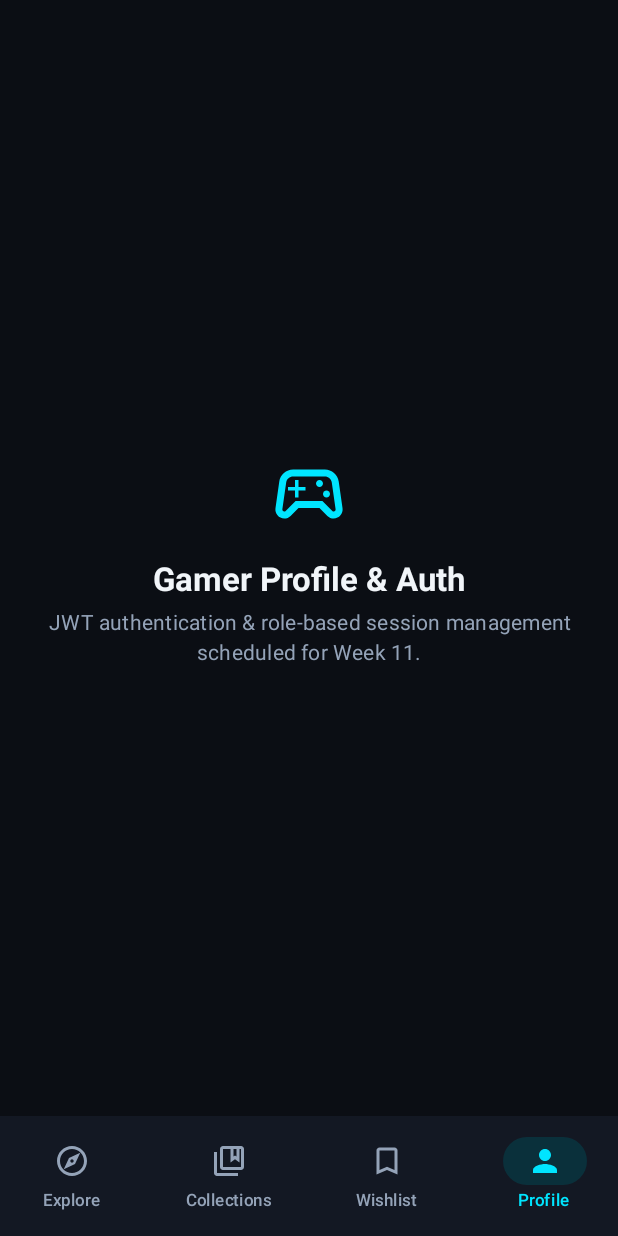
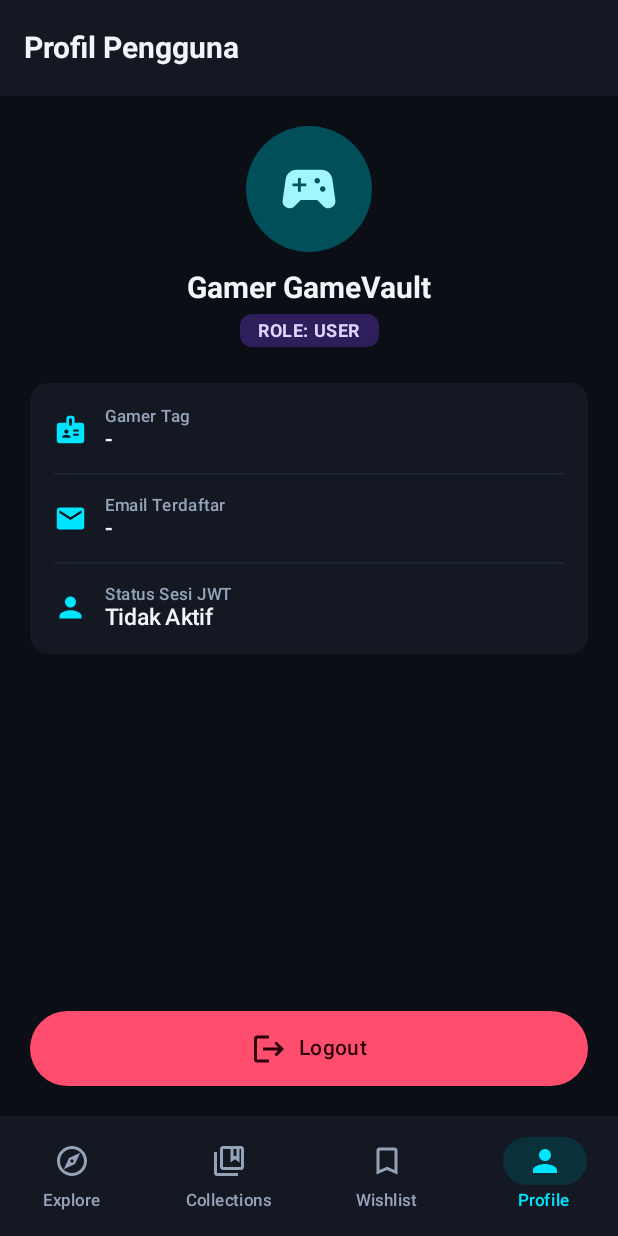
Before and after one commit to MRendraAnanditya212/0212_GameVault, an Android app built with Jetpack Compose: the ProfileScreen screen opened through its navigation route, on a phone screen of 412 x 824 dp. Run offline under Robolectric (Android 15) with nearby library versions, the phone set to English and light mode, and no system bars.

Commit message:
menambah ProfileScreen, integrasi navigasi logout, dan usesCleartextTraffic pada AndroidManifest

```diff
--- a/app/src/main/AndroidManifest.xml
+++ b/app/src/main/AndroidManifest.xml
@@ -7,6 +7,7 @@
     <uses-permission android:name="android.permission.ACCESS_NETWORK_STATE" />
 
     <application
+        android:usesCleartextTraffic="true"
         android:allowBackup="true"
         android:dataExtractionRules="@xml/data_extraction_rules"
         android:fullBackupContent="@xml/backup_rules"
--- a/app/src/main/java/com/example/gamevault/ui/navigation/GameVaultNavGraph.kt
+++ b/app/src/main/java/com/example/gamevault/ui/navigation/GameVaultNavGraph.kt
@@ -44,6 +44,7 @@ import com.example.gamevault.ui.auth.LoginScreen
 import com.example.gamevault.ui.auth.RegisterScreen
 import com.example.gamevault.ui.explore.ExploreGamesScreen
 import com.example.gamevault.ui.explore.ExploreViewModel
+import com.example.gamevault.ui.profile.ProfileScreen
 
 @Composable
 fun GameVaultNavGraph(
@@ -141,9 +142,14 @@ fun GameVaultNavGraph(
             }
 
             composable(Screen.Profile.route) {
-                ModulePlaceholderScreen(
-                    title = "Gamer Profile & Auth",
-                    subtitle = "JWT authentication & role-based session management scheduled for Week 11."
+                ProfileScreen(
+                    session = sessionState,
+                    onLogoutConfirm = {
+                        authViewModel.logout()
+                        navController.navigate(Screen.Login.route) {
+                            popUpTo(0) { inclusive = true }
+                        }
+                    }
                 )
             }
 
--- /dev/null
+++ b/app/src/main/java/com/example/gamevault/ui/profile/ProfileScreen.kt
@@ -0,0 +1,181 @@
+package com.example.gamevault.ui.profile
+
+import androidx.compose.foundation.layout.*
+import androidx.compose.foundation.shape.CircleShape
+import androidx.compose.foundation.shape.RoundedCornerShape
+import androidx.compose.material.icons.Icons
+import androidx.compose.material.icons.automirrored.filled.Logout
+import androidx.compose.material.icons.filled.AdminPanelSettings
+import androidx.compose.material.icons.filled.Badge
+import androidx.compose.material.icons.filled.Email
+import androidx.compose.material.icons.filled.Person
+import androidx.compose.material.icons.filled.SportsEsports
+import androidx.compose.material3.*
+import androidx.compose.runtime.*
+import androidx.compose.ui.Alignment
+import androidx.compose.ui.Modifier
+import androidx.compose.ui.text.font.FontWeight
+import androidx.compose.ui.unit.dp
+import com.example.gamevault.core.local.UserSession
+
+@OptIn(ExperimentalMaterial3Api::class)
+@Composable
+fun ProfileScreen(
+    session: UserSession,
+    onLogoutConfirm: () -> Unit
+) {
+    var showLogoutDialog by remember { mutableStateOf(false) }
+
+    if (showLogoutDialog) {
+        AlertDialog(
+            onDismissRequest = { showLogoutDialog = false },
+            title = { Text("Konfirmasi Logout") },
+            text = { Text("Apakah Anda yakin ingin keluar dari akun ${session.gamerTag}?") },
+            confirmButton = {
+                TextButton(
+                    onClick = {
+                        showLogoutDialog = false
+                        onLogoutConfirm()
+                    }
+                ) {
+                    Text("Ya, Keluar", color = MaterialTheme.colorScheme.error)
+                }
+            },
+            dismissButton = {
+                TextButton(onClick = { showLogoutDialog = false }) {
+                    Text("Batal")
+                }
+            }
+        )
+    }
+
+    Scaffold(
+        topBar = {
+            TopAppBar(
+                title = { Text("Profil Pengguna", fontWeight = FontWeight.Bold) }
+            )
+        }
+    ) { padding ->
+        Column(
+            modifier = Modifier
+                .fillMaxSize()
+                .padding(padding)
+                .padding(20.dp),
+            horizontalAlignment = Alignment.CenterHorizontally
+        ) {
+            Surface(
+                modifier = Modifier.size(84.dp),
+                shape = CircleShape,
+                color = MaterialTheme.colorScheme.primaryContainer
+            ) {
+                Box(contentAlignment = Alignment.Center) {
+                    Icon(
+                        imageVector = if (session.isAdmin) Icons.Default.AdminPanelSettings else Icons.Default.SportsEsports,
+                        contentDescription = "Avatar",
+                        modifier = Modifier.size(44.dp),
+                        tint = MaterialTheme.colorScheme.onPrimaryContainer
+                    )
+                }
+            }
+
+            Spacer(modifier = Modifier.height(12.dp))
+
+            Text(
+                text = session.namaLengkap.ifBlank { "Gamer GameVault" },
+                style = MaterialTheme.typography.titleLarge,
+                fontWeight = FontWeight.Bold
+            )
+
+            Spacer(modifier = Modifier.height(6.dp))
+
+            Surface(
+                color = if (session.isAdmin) MaterialTheme.colorScheme.tertiaryContainer else MaterialTheme.colorScheme.secondaryContainer,
+                shape = RoundedCornerShape(8.dp)
+            ) {
+                Text(
+                    text = "ROLE: ${session.role}",
+                    style = MaterialTheme.typography.labelMedium,
+                    fontWeight = FontWeight.Bold,
+                    color = if (session.isAdmin) MaterialTheme.colorScheme.onTertiaryContainer else MaterialTheme.colorScheme.onSecondaryContainer,
+                    modifier = Modifier.padding(horizontal = 12.dp, vertical = 4.dp)
+                )
+            }
+
+            Spacer(modifier = Modifier.height(24.dp))
+
+            ElevatedCard(
+                modifier = Modifier.fillMaxWidth(),
+                shape = RoundedCornerShape(12.dp)
+            ) {
+                Column(
+                    modifier = Modifier.padding(16.dp),
+                    verticalArrangement = Arrangement.spacedBy(14.dp)
+                ) {
+                    ProfileInfoRow(
+                        icon = Icons.Default.Badge,
+                        label = "Gamer Tag",
+                        value = session.gamerTag.ifBlank { "-" }
+                    )
+                    HorizontalDivider()
+                    ProfileInfoRow(
+                        icon = Icons.Default.Email,
+                        label = "Email Terdaftar",
+                        value = session.email.ifBlank { "-" }
+                    )
+                    HorizontalDivider()
+                    ProfileInfoRow(
+                        icon = Icons.Default.Person,
+                        label = "Status Sesi JWT",
+                        value = if (session.isLoggedIn) "Aktif (Auto-Refresh Token)" else "Tidak Aktif"
+                    )
+                }
+            }
+
+            Spacer(modifier = Modifier.weight(1f))
+
+            Button(
+                onClick = { showLogoutDialog = true },
+                colors = ButtonDefaults.buttonColors(
+                    containerColor = MaterialTheme.colorScheme.error,
+                    contentColor = MaterialTheme.colorScheme.onError
+                ),
+                modifier = Modifier
+                    .fillMaxWidth()
+                    .height(50.dp)
+            ) {
+                Icon(Icons.AutoMirrored.Filled.Logout, contentDescription = null)
+                Spacer(modifier = Modifier.width(8.dp))
+                Text("Logout", fontWeight = FontWeight.SemiBold)
+            }
+        }
+    }
+}
+
+@Composable
+private fun ProfileInfoRow(
+    icon: androidx.compose.ui.graphics.vector.ImageVector,
+    label: String,
+    value: String
+) {
+    Row(verticalAlignment = Alignment.CenterVertically) {
+        Icon(
+            imageVector = icon,
+            contentDescription = null,
+            tint = MaterialTheme.colorScheme.primary,
+            modifier = Modifier.size(22.dp)
+        )
+        Spacer(modifier = Modifier.width(12.dp))
+        Column {
+            Text(
+                text = label,
+                style = MaterialTheme.typography.labelSmall,
+                color = MaterialTheme.colorScheme.onSurfaceVariant
+            )
+            Text(
+                text = value,
+                style = MaterialTheme.typography.bodyLarge,
+                fontWeight = FontWeight.Medium
+            )
+        }
+    }
+}
```
